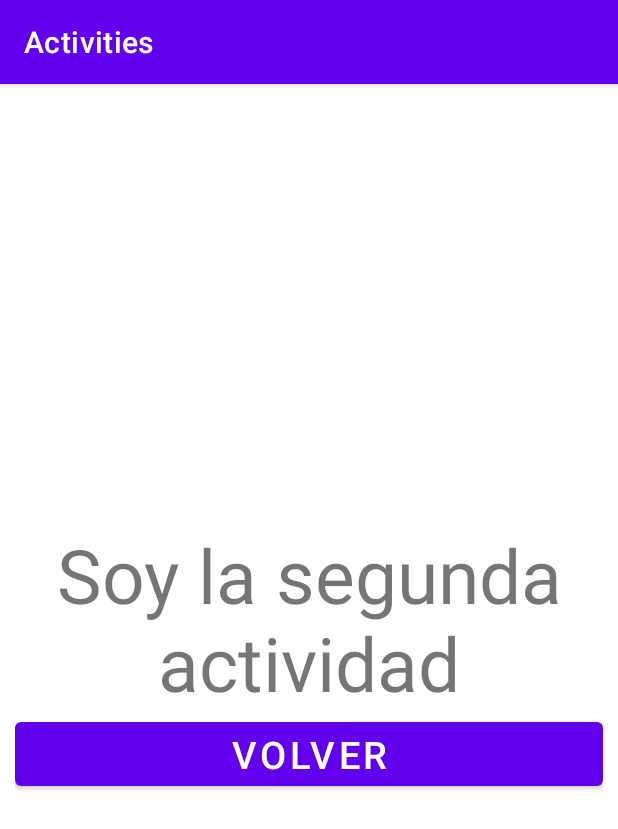
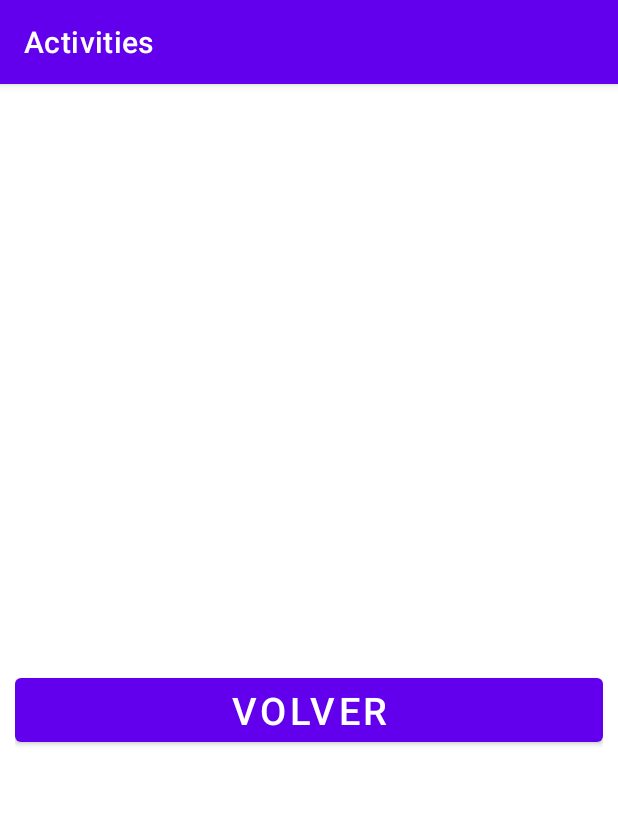
Before and after one commit to Noe-Chavez/CursoAndroidUdemy01, an Android app: the SegundoActivity screen opened directly, with no data from a screen before it, on a phone screen of 412 x 824 dp. Shown: the top 829 px of the screen. Run offline under Robolectric (Android 15) with nearby library versions, the phone set to English and light mode, and no system bars.

Commit message:
Mandar argumentos de MainActivity -> segunda activity

```diff
--- a/app/src/main/java/mx/com/disoftware/MainActivity.kt
+++ b/app/src/main/java/mx/com/disoftware/MainActivity.kt
@@ -16,6 +16,8 @@ class MainActivity : AppCompatActivity() {
 
         buttonMainActivity.setOnClickListener {
             val intent = Intent(this, SegundoActivity::class.java)
+            // mandando un valor al prozimo activity
+            intent.putExtra("cadena", "vengo de $this")
             startActivity(intent)
         }
 
--- a/app/src/main/java/mx/com/disoftware/SegundoActivity.kt
+++ b/app/src/main/java/mx/com/disoftware/SegundoActivity.kt
@@ -6,12 +6,22 @@ import android.widget.Button
 import android.widget.TextView
 
 class SegundoActivity : AppCompatActivity() {
+
+    private var parametro: String? = ""
+
     override fun onCreate(savedInstanceState: Bundle?) {
         super.onCreate(savedInstanceState)
         setContentView(R.layout.activity_segundo)
 
         val textViewSegundoActivity = findViewById<TextView>(R.id.textViewSegundoActivity)
         val buttonSegundaActivity = findViewById<Button>(R.id.buttonSegundaActivity)
+
+        // Recibiendo parámetros.
+        intent.extras?.let {
+            parametro = it.getString("cadena")
+        }
+
+        textViewSegundoActivity.text = parametro
 
         buttonSegundaActivity.setOnClickListener {
             /**
```
Also changed, not shown: 48 other files.
